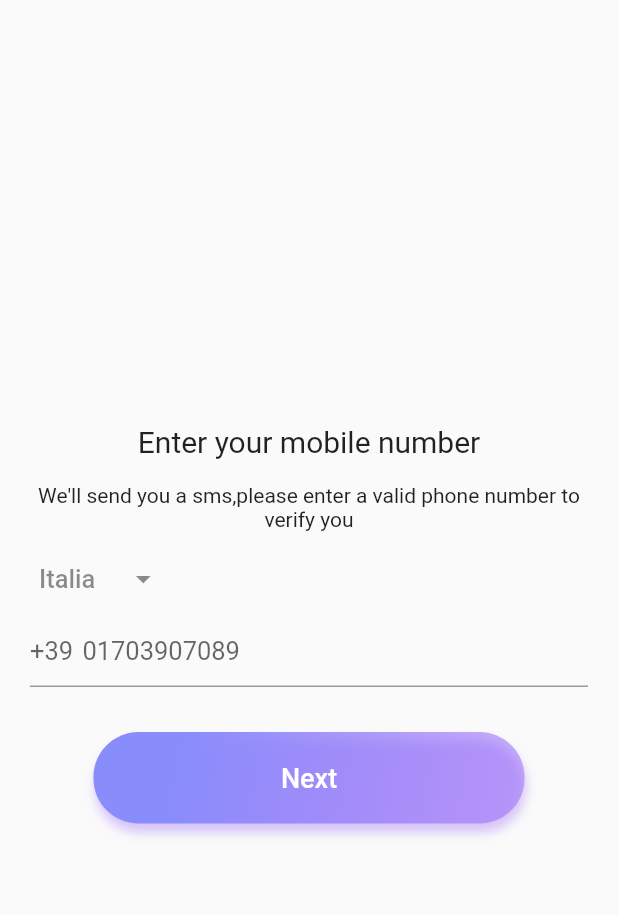
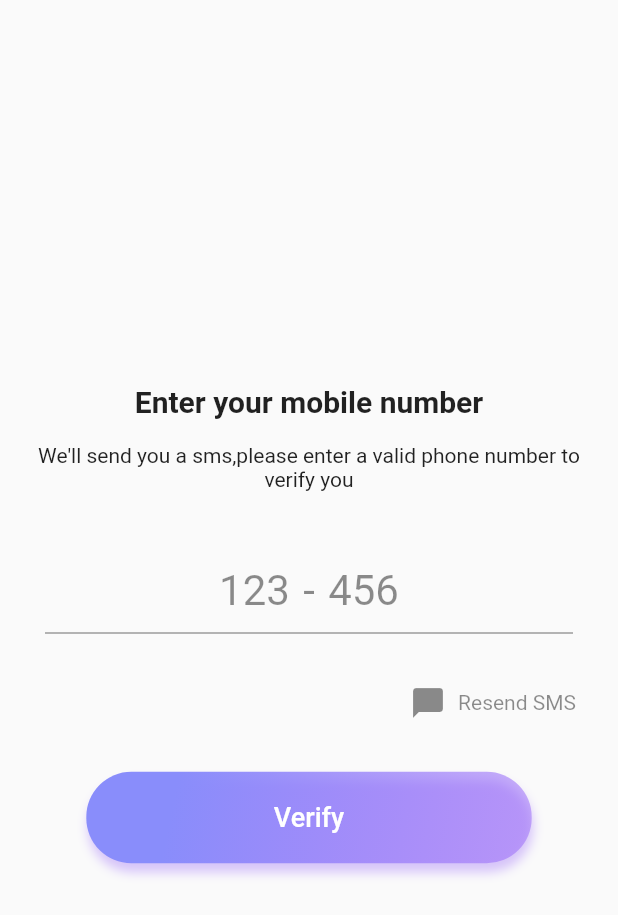
Before and after one commit to mirmahfuz99/flutter_country_code_picker, a Flutter app: the screen it shows after launch, on a phone screen of 412 x 824 dp. Shown: the top 915 px of the screen. Run offline on Flutter 3.47's test engine with Material 2 defaults, Android fonts, the phone set to English and light mode, and no system bars; Roboto replaces fonts that are missing (WorkSansNormal, WorkSansSemiBold).

Commit message:
verified ui done

```diff
--- a/lib/main.dart
+++ b/lib/main.dart
@@ -1,7 +1,8 @@
 import 'package:flutter/material.dart';
+import 'package:flutter_locale/verifiedPage.dart';
 import 'country_code_picker/country_code_picker.dart';
 
-void main() => runApp(new MyApp());
+void main() => runApp(new VerifiedPage());
 
 class MyApp extends StatefulWidget {
   @override
--- /dev/null
+++ b/lib/verifiedPage.dart
@@ -0,0 +1,129 @@
+import 'package:flutter/material.dart';
+
+class VerifiedPage extends StatelessWidget {
+  @override
+  Widget build(BuildContext context) {
+    return MaterialApp(
+      home: Scaffold(
+
+       body:  new Column(
+         mainAxisAlignment: MainAxisAlignment.center,
+         crossAxisAlignment: CrossAxisAlignment.center,
+         children: <Widget>[
+           Padding(
+             padding: const EdgeInsets.all(8.0),
+             child: new Text('Enter your mobile number',style: TextStyle(fontSize: 20.0,fontWeight: FontWeight.bold),),
+           ),
+           Padding(
+             padding: const EdgeInsets.symmetric(vertical: 8.0, horizontal: 24.0),
+             child: Text(
+               "We'll send you a sms,please enter a valid phone number to verify you",
+               textAlign: TextAlign.center,
+             ),
+           ),
+            _textField(),
+           _resendSMS(),
+           _buildButton(),
+
+         ],
+       ),
+      ),
+    );
+  }
+  Widget _textField(){
+    return Column(
+      mainAxisAlignment: MainAxisAlignment.center,
+      children: <Widget>[
+        new Center(
+          child: Padding(
+            padding: const EdgeInsets.all(30.0),
+            child: new TextField(
+              textAlign: TextAlign.center,
+              style: TextStyle(
+                  fontFamily: "WorkSansSemiBold",
+                  fontSize: 16.0,
+                  color: Colors.black),
+
+              decoration: InputDecoration(
+                //border: InputBorder.none,
+                hintText: "123 - 456",
+                hintStyle: TextStyle(
+                  color: Colors.black45,
+                  wordSpacing: 2.0,
+                  fontFamily: "WorkSansSemiBold",
+                  fontSize: 28.0,
+                ),
+              ),
+            ),
+          ),
+        ),
+      ],
+    );
+  }
+  Widget _resendSMS(){
+    return Column(
+      children: <Widget>[
+        Padding(
+          padding: const EdgeInsets.only(right:20.0,bottom: 30.0,left: 20.0),
+          child: InkWell(
+            onTap: (){
+
+            },
+            child: new Row(
+              mainAxisAlignment: MainAxisAlignment.end,
+              children: <Widget>[
+                Icon(Icons.chat_bubble,color: Colors.black45,),
+                Padding(
+                  padding: const EdgeInsets.all(8.0),
+                  child: new Text('Resend SMS',style: TextStyle(color: Colors.black45),),
+                ),
+              ],
+            ),
+          ),
+        ),
+      ],
+    );
+  }
+  Widget _buildButton() {
+    return Center(
+      child: Container(
+        decoration: new BoxDecoration(
+          borderRadius: BorderRadius.all(Radius.circular(30.0)),
+          boxShadow: <BoxShadow>[
+            BoxShadow(
+              color: const Color(0x609968f8),
+              offset: Offset(1.0, 6.0),
+              blurRadius: 5.0,
+            ),
+          ],
+          gradient: new LinearGradient(
+              colors: [
+                const Color(0xFF898dfb),
+                const Color(0x809968f8),
+              ],
+              begin: const FractionalOffset(0.2, 0.2),
+              end: const FractionalOffset(1.0, 1.0),
+              stops: [0.0, 1.0],
+              tileMode: TileMode.clamp),
+        ),
+        child: MaterialButton(
+            highlightColor: Colors.transparent,
+            splashColor: const Color(0xFF9968f8),
+            //shape: RoundedRectangleBorder(borderRadius: BorderRadius.all(Radius.circular(5.0))),
+            child: Padding(
+              padding:
+              const EdgeInsets.symmetric(vertical: 20.0, horizontal: 100.0),
+              child: Text(
+                "  Verify  ",
+                style: TextStyle(
+                    color: Colors.white,
+                    fontSize: 18.0,
+                    fontFamily: "WorkSansNormal"),
+              ),
+            ),
+            onPressed: () => print("Verify button pressed")),
+      ),
+    );
+  }
+
+}
```
